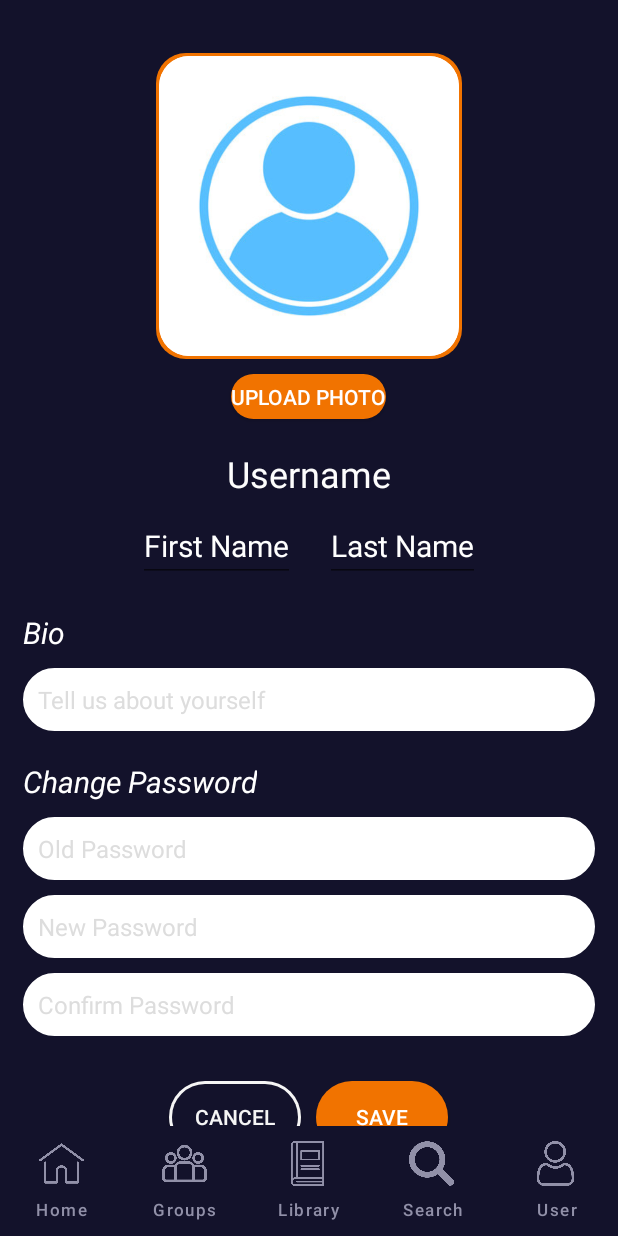
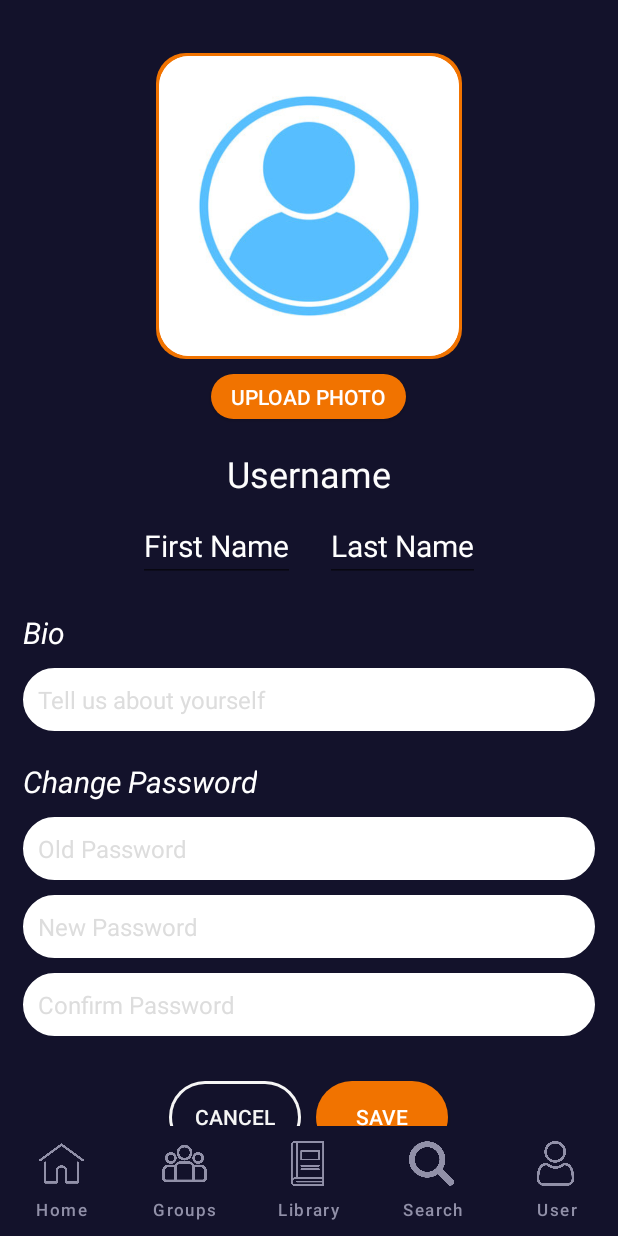
Before and after one commit to JarrettTo/Swipe, an Android app: the fragment UserProfileFragment placed in its activity, after a tap on "UPLOAD PHOTO", on a phone screen of 412 x 824 dp. Run offline under Robolectric (Android 15) with nearby library versions, the phone set to English and light mode, and no system bars; our stand-ins replace Firebase (no records; nobody signed in at launch, a user with empty details on screens opened directly); pictures from the network do not load; 2 statements that could not run were skipped.

Commit message:
fixed upload button in user

```diff
--- a/app/src/main/java/com/swipe/application/UserProfileFragment.kt
+++ b/app/src/main/java/com/swipe/application/UserProfileFragment.kt
@@ -71,17 +71,6 @@ class UserProfileFragment : Fragment() {
         val cancelChangeBtn: Button = view.findViewById(R.id.cancelButton)
         val logoutBtn: Button = view.findViewById(R.id.logout_btn)
 
-        uploadPhotoButton.setOnClickListener {
-            val isCancelMode = uploadPhotoButton.text.toString() == "Cancel"
-
-            uploadPhotoButton.isSelected = !isCancelMode
-            if (uploadPhotoButton.text == "Cancel") {
-                revertToOriginalPhoto()
-            } else {
-                openGalleryForImage()
-            }
-        }
-
         confirmChangeBtn.setOnClickListener {
             if (hasUnsavedChanges()) {
                 if (isPasswordNotEmpty) updatePassword()
@@ -113,10 +102,13 @@ class UserProfileFragment : Fragment() {
         }
 
         uploadPhotoButton.setOnClickListener {
+            Log.d("UserProfileFragment", "Upload Photo Button Clicked. Current Text: ${uploadPhotoButton.text}")
             if (uploadPhotoButton.text == "Upload Photo") {
+                Log.d("UserProfileFragment", "Opening Gallery for Image")
                 openGalleryForImage()
             } else {
-                uploadPhotoButton.text = "Upload Photo"
+                Log.d("UserProfileFragment", "Reverting to Original Photo")
+                revertToOriginalPhoto()
             }
         }
 
--- a/app/src/main/res/layout/user.xml
+++ b/app/src/main/res/layout/user.xml
@@ -38,11 +38,11 @@
 
         <androidx.appcompat.widget.AppCompatButton
             android:id="@+id/upload_photo_btn"
-            android:layout_width="wrap_content"
+            android:layout_width="130dp"
             android:layout_height="30dp"
             android:layout_gravity="center_horizontal"
             android:layout_marginTop="10dp"
-            android:text="  Upload Photo  "
+            android:text="Upload Photo"
             android:background="@drawable/rounded_button_w_selector"
             android:textColor="#FFFFFF" />
 
```
